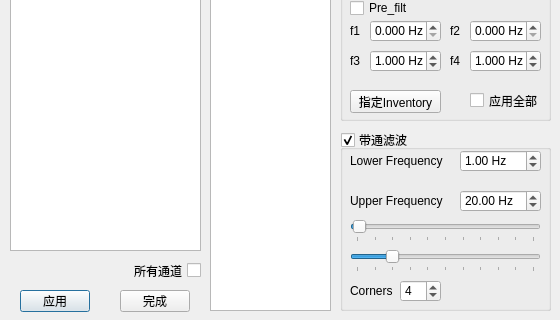
This is main/rcspy_Preprocessdialog.ui in Veasonwang/Rcspy as Qt 5 draws it before an edit; both pictures show x 0 to 560 and y 140 to 460 of the 560 by 460 pixel window. The edited form follows.
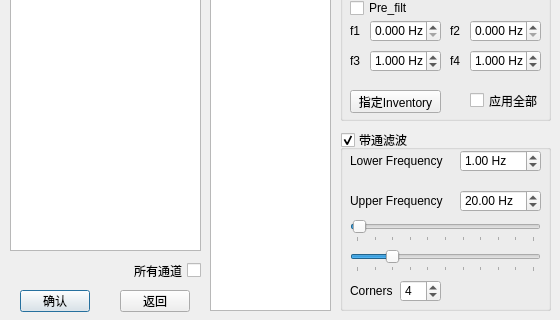
This is the edited form.

```diff
--- a/main/rcspy_Preprocessdialog.ui
+++ b/main/rcspy_Preprocessdialog.ui
@@ -319,7 +319,7 @@
     </rect>
    </property>
    <property name="text">
-    <string>应用</string>
+    <string>确认</string>
    </property>
   </widget>
   <widget class="QPushButton" name="btn_Cancel">
@@ -332,7 +332,7 @@
     </rect>
    </property>
    <property name="text">
-    <string>完成</string>
+    <string>返回</string>
    </property>
   </widget>
   <widget class="QGroupBox" name="remove_response_switch">
```
